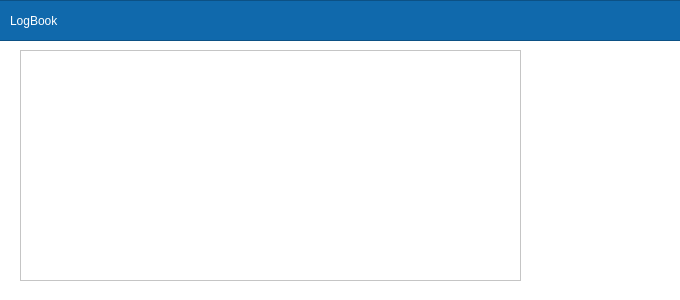
MisterJoshh/Dive_Computer, file UI/logbook.ui: the form before one commit.
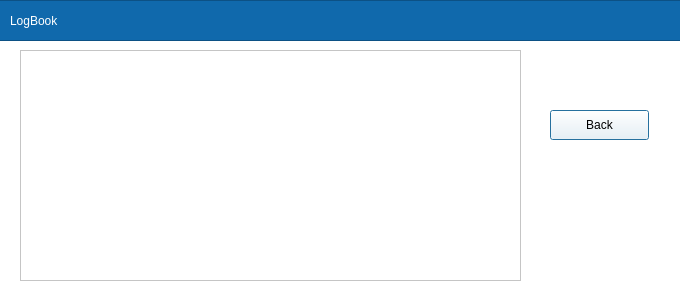
The form after the commit.

What changed in the file:
```diff
--- a/UI/logbook.ui
+++ b/UI/logbook.ui
@@ -69,6 +69,19 @@
     </rect>
    </property>
   </widget>
+  <widget class="QPushButton" name="pushButton">
+   <property name="geometry">
+    <rect>
+     <x>550</x>
+     <y>110</y>
+     <width>99</width>
+     <height>30</height>
+    </rect>
+   </property>
+   <property name="text">
+    <string>Back</string>
+   </property>
+  </widget>
  </widget>
  <resources/>
  <connections/>
```
